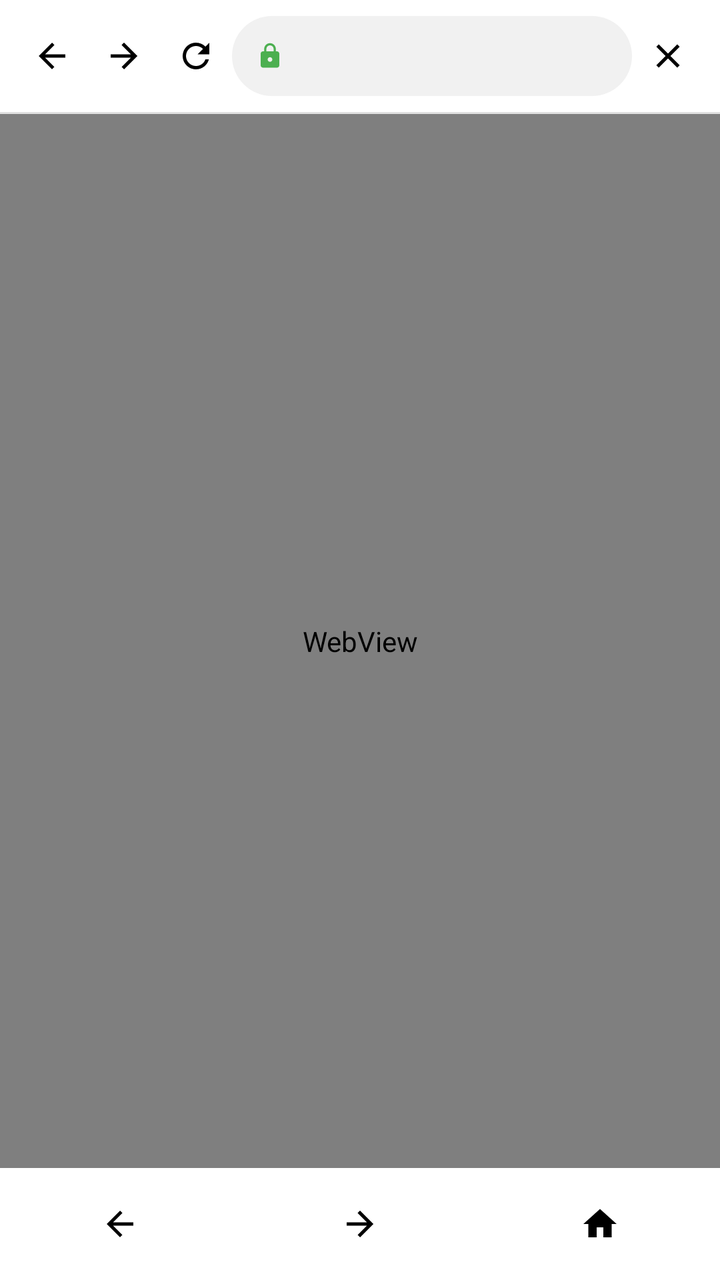
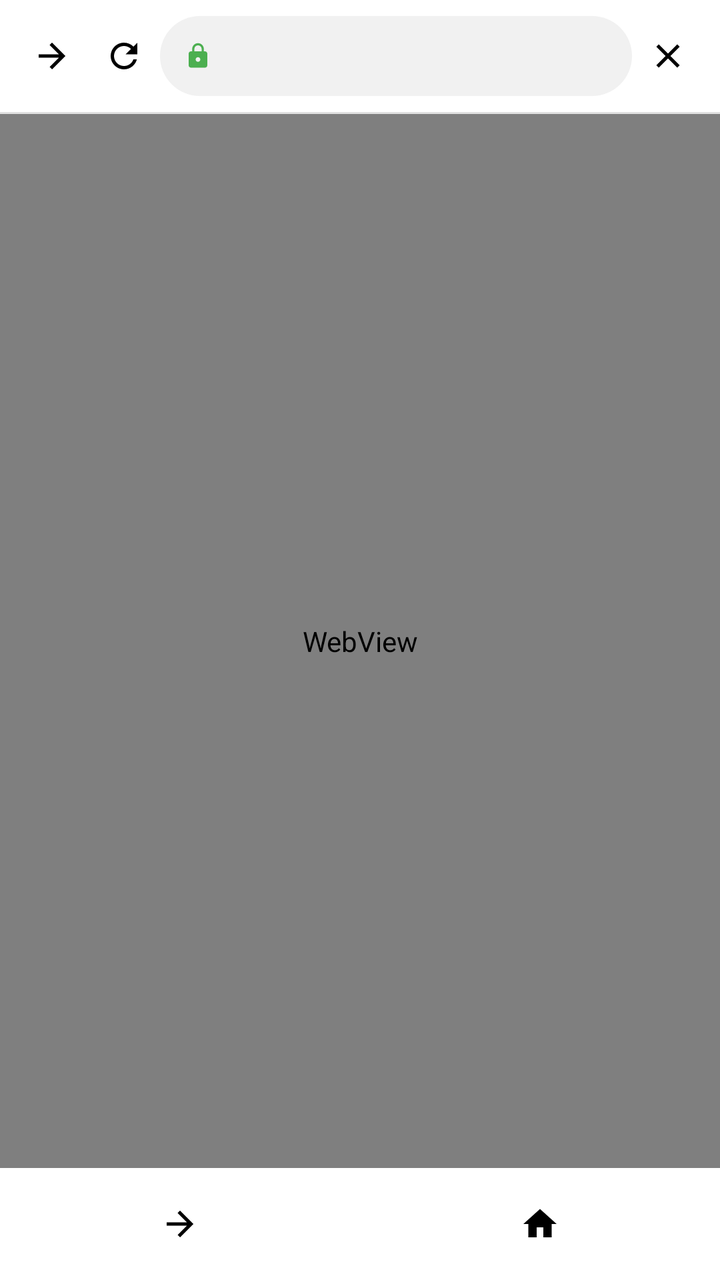

The first picture is an Android layout as it rendered before a commit; the second is the same layout after the commit. The layout source and the unified diff follow.
<!-- AndroidManifest.xml: application theme Theme.Material3.Light.NoActionBar -->
<!-- res/layout/fragment_browser.xml -->
<?xml version="1.0" encoding="utf-8"?>
<LinearLayout xmlns:android="http://schemas.android.com/apk/res/android"
    xmlns:app="http://schemas.android.com/apk/res-auto"
    android:layout_width="match_parent"
    android:layout_height="match_parent"
    android:orientation="vertical"
    android:background="@color/card">

    
    <LinearLayout
        android:layout_width="match_parent"
        android:layout_height="wrap_content"
        android:orientation="horizontal"
        android:gravity="center_vertical"
        android:padding="8dp"
        android:background="@color/card">

        <ImageView
            android:id="@+id/btn_back"
            android:layout_width="36dp"
            android:layout_height="36dp"
            android:padding="8dp"
            android:src="@drawable/ic_back" />

        <ImageView
            android:id="@+id/btn_forward"
            android:layout_width="36dp"
            android:layout_height="36dp"
            android:padding="8dp"
            android:src="@drawable/ic_forward" />

        <ImageView
            android:id="@+id/btn_refresh"
            android:layout_width="36dp"
            android:layout_height="36dp"
            android:padding="8dp"
            android:src="@drawable/ic_refresh" />

        <LinearLayout
            android:layout_width="0dp"
            android:layout_height="40dp"
            android:layout_weight="1"
            android:orientation="horizontal"
            android:gravity="center_vertical"
            android:background="@drawable/bg_urlbar"
            android:paddingStart="12dp"
            android:paddingEnd="12dp">

            <ImageView
                android:layout_width="14dp"
                android:layout_height="14dp"
                android:src="@drawable/ic_lock"
                app:tint="#4CAF50" />

            <TextView
                android:id="@+id/tv_url"
                android:layout_width="0dp"
                android:layout_height="wrap_content"
                android:layout_weight="1"
                android:layout_marginStart="8dp"
                android:textColor="#333333"
                android:textSize="13sp"
                android:maxLines="1"
                android:ellipsize="middle" />
        </LinearLayout>

        <ImageView
            android:id="@+id/btn_close_browser"
            android:layout_width="36dp"
            android:layout_height="36dp"
            android:padding="8dp"
            android:src="@drawable/ic_close" />
    </LinearLayout>

    <View
        android:layout_width="match_parent"
        android:layout_height="1dp"
        android:background="@color/divider" />

    
    <FrameLayout
        android:layout_width="match_parent"
        android:layout_height="0dp"
        android:layout_weight="1">

        <WebView
            android:id="@+id/webview"
            android:layout_width="match_parent"
            android:layout_height="match_parent" />

        <ProgressBar
            android:id="@+id/pb_page"
            style="?android:attr/progressBarStyleHorizontal"
            android:layout_width="match_parent"
            android:layout_height="3dp"
            android:progressDrawable="@drawable/bg_page_progress"
            android:visibility="gone" />

        
        <com.google.android.material.floatingactionbutton.FloatingActionButton
            android:id="@+id/fab_download"
            android:layout_width="wrap_content"
            android:layout_height="wrap_content"
            android:layout_gravity="bottom|end"
            android:layout_margin="16dp"
            android:src="@drawable/ic_download_white"
            android:contentDescription="@string/download"
            app:backgroundTint="@color/red_accent"
            android:visibility="gone" />

        <TextView
            android:id="@+id/tv_detect_hint"
            android:layout_width="wrap_content"
            android:layout_height="wrap_content"
            android:layout_gravity="bottom|end"
            android:layout_marginEnd="12dp"
            android:layout_marginBottom="84dp"
            android:background="@drawable/bg_tooltip"
            android:paddingStart="10dp"
            android:paddingEnd="10dp"
            android:paddingTop="6dp"
            android:paddingBottom="6dp"
            android:text="@string/video_detected"
            android:textColor="@color/white"
            android:textSize="11sp"
            android:visibility="gone" />
    </FrameLayout>

    
    <LinearLayout
        android:layout_width="match_parent"
        android:layout_height="wrap_content"
        android:orientation="horizontal"
        android:paddingTop="8dp"
        android:paddingBottom="8dp"
        android:background="@color/card">

        <ImageView
            android:id="@+id/btn_bar_back"
            android:layout_width="0dp"
            android:layout_height="40dp"
            android:layout_weight="1"
            android:padding="10dp"
            android:src="@drawable/ic_back" />
        <ImageView
            android:id="@+id/btn_bar_forward"
            android:layout_width="0dp"
            android:layout_height="40dp"
            android:layout_weight="1"
            android:padding="10dp"
            android:src="@drawable/ic_forward" />
        <ImageView
            android:id="@+id/btn_bar_home"
            android:layout_width="0dp"
            android:layout_height="40dp"
            android:layout_weight="1"
            android:padding="10dp"
            android:src="@drawable/ic_home" />
        <ImageView
            android:id="@+id/btn_bar_tabs"
            android:layout_width="0dp"
            android:layout_height="40dp"
            android:layout_weight="1"
            android:padding="10dp"
            android:src="@drawable/ic_tabs"
            android:visibility="gone" />
        <ImageView
            android:id="@+id/btn_bar_more"
            android:layout_width="0dp"
            android:layout_height="40dp"
            android:layout_weight="1"
            android:padding="10dp"
            android:src="@drawable/ic_more"
            android:visibility="gone" />
    </LinearLayout>
</LinearLayout>
<!-- resources referenced by this layout -->
<resources>
  <color name="card">#FFFFFF</color>
  <color name="divider">#E0E0E0</color>
  <color name="red_accent">#E62117</color>
  <color name="white">#FFFFFF</color>
  <!-- drawable bg_tooltip (drawable) -->
  <?xml version="1.0" encoding="utf-8"?>
  <shape xmlns:android="http://schemas.android.com/apk/res/android"
      android:shape="rectangle">
      <corners android:radius="8dp" />
      <solid android:color="#BF000000" />
  </shape>
  <!-- drawable bg_urlbar (drawable) -->
  <?xml version="1.0" encoding="utf-8"?>
  <shape xmlns:android="http://schemas.android.com/apk/res/android"
      android:shape="rectangle">
      <corners android:radius="20dp" />
      <solid android:color="#F1F1F1" />
  </shape>
  <!-- drawable ic_back (drawable) -->
  <vector xmlns:android="http://schemas.android.com/apk/res/android"
      android:width="24dp" android:height="24dp"
      android:viewportWidth="24" android:viewportHeight="24">
      <path android:fillColor="#000000"
          android:pathData="M20,11H7.83l5.59,-5.59L12,4l-8,8 8,8 1.41,-1.41L7.83,13H20v-2z" />
  </vector>
  <!-- drawable ic_close (drawable) -->
  <vector xmlns:android="http://schemas.android.com/apk/res/android"
      android:width="24dp" android:height="24dp"
      android:viewportWidth="24" android:viewportHeight="24">
      <path android:fillColor="#000000"
          android:pathData="M19,6.41L17.59,5 12,10.59 6.41,5 5,6.41 10.59,12 5,17.59 6.41,19 12,13.41 17.59,19 19,17.59 13.41,12z" />
  </vector>
  <!-- drawable ic_download_white (drawable) -->
  <vector xmlns:android="http://schemas.android.com/apk/res/android"
      android:width="24dp" android:height="24dp"
      android:viewportWidth="24" android:viewportHeight="24">
      <path android:fillColor="#FFFFFF"
          android:pathData="M19,9h-4V3H9v6H5l7,7 7,-7zM5,18v2h14v-2H5z" />
  </vector>
  <!-- drawable ic_forward (drawable) -->
  <vector xmlns:android="http://schemas.android.com/apk/res/android"
      android:width="24dp" android:height="24dp"
      android:viewportWidth="24" android:viewportHeight="24">
      <path android:fillColor="#000000"
          android:pathData="M12,4l-1.41,1.41L16.17,11H4v2h12.17l-5.58,5.59L12,20l8,-8z" />
  </vector>
  <!-- drawable ic_home (drawable) -->
  <vector xmlns:android="http://schemas.android.com/apk/res/android"
      android:width="24dp" android:height="24dp"
      android:viewportWidth="24" android:viewportHeight="24">
      <path android:fillColor="#000000"
          android:pathData="M10,20v-6h4v6h5v-8h3L12,3 2,12h3v8z" />
  </vector>
  <!-- drawable ic_more (drawable) -->
  <vector xmlns:android="http://schemas.android.com/apk/res/android"
      android:width="24dp" android:height="24dp"
      android:viewportWidth="24" android:viewportHeight="24">
      <path android:fillColor="#000000"
          android:pathData="M12,8c1.1,0 2,-0.9 2,-2s-0.9,-2 -2,-2 -2,0.9 -2,2 0.9,2 2,2zM12,10c-1.1,0 -2,0.9 -2,2s0.9,2 2,2 2,-0.9 2,-2 -0.9,-2 -2,-2zM12,16c-1.1,0 -2,0.9 -2,2s0.9,2 2,2 2,-0.9 2,-2 -0.9,-2 -2,-2z" />
  </vector>
  <!-- drawable ic_tabs (drawable) -->
  <vector xmlns:android="http://schemas.android.com/apk/res/android"
      android:width="24dp" android:height="24dp"
      android:viewportWidth="24" android:viewportHeight="24">
      <path android:fillColor="#000000"
          android:pathData="M4,4h4v4H4zM4,10h4v4H4zM4,16h4v4H4zM10,4h4v4h-4zM10,10h4v4h-4zM10,16h4v4h-4zM16,4h4v4h-4zM16,10h4v4h-4zM16,16h4v4h-4z" />
  </vector>
  <string name="download">Download</string>
  <string name="video_detected">Video detected — tap to download</string>
  <style name="Theme.Material3.Light.NoActionBar" parent="Theme.MaterialComponents.Light.NoActionBar">
          <item name="colorPrimary">@color/red_accent</item>
          <item name="colorPrimaryVariant">@color/red_accent</item>
          <item name="colorOnPrimary">@color/white</item>
          <item name="android:statusBarColor">@color/bg</item>
          <item name="android:windowLightStatusBar">true</item>
      </style>
  <color name="bg">#F8F8F8</color>
  <!-- unchanged entries left out for length: 3 -->
</resources>

<!-- the commit's change to res/layout/fragment_browser.xml (unified diff, before → after) -->
@@ -14,13 +14,6 @@
         android:gravity="center_vertical"
         android:padding="8dp"
         android:background="@color/card">
-
-        <ImageView
-            android:id="@+id/btn_back"
-            android:layout_width="36dp"
-            android:layout_height="36dp"
-            android:padding="8dp"
-            android:src="@drawable/ic_back" />
 
         <ImageView
             android:id="@+id/btn_forward"
@@ -136,13 +129,6 @@
         android:background="@color/card">
 
         <ImageView
-            android:id="@+id/btn_bar_back"
-            android:layout_width="0dp"
-            android:layout_height="40dp"
-            android:layout_weight="1"
-            android:padding="10dp"
-            android:src="@drawable/ic_back" />
-        <ImageView
             android:id="@+id/btn_bar_forward"
             android:layout_width="0dp"
             android:layout_height="40dp"
<!-- resource entries referenced after the edit -->
@@ -18,13 +18,6 @@
       <corners android:radius="20dp" />
       <solid android:color="#F1F1F1" />
   </shape>
-  <!-- drawable ic_back (drawable) -->
-  <vector xmlns:android="http://schemas.android.com/apk/res/android"
-      android:width="24dp" android:height="24dp"
-      android:viewportWidth="24" android:viewportHeight="24">
-      <path android:fillColor="#000000"
-          android:pathData="M20,11H7.83l5.59,-5.59L12,4l-8,8 8,8 1.41,-1.41L7.83,13H20v-2z" />
-  </vector>
   <!-- drawable ic_close (drawable) -->
   <vector xmlns:android="http://schemas.android.com/apk/res/android"
       android:width="24dp" android:height="24dp"
